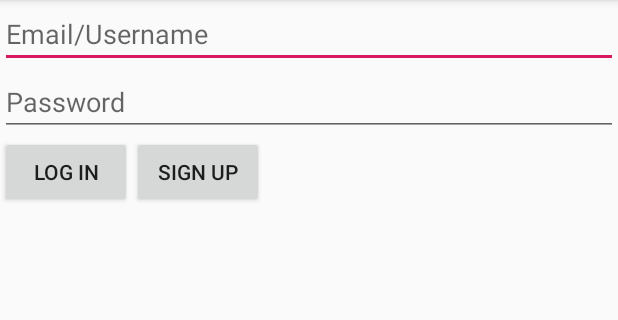
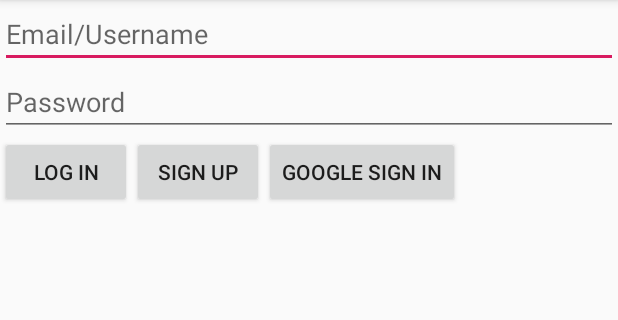
Before and after one commit to yy2881/InClassAssignment10__YuY, an Android app: the screen it shows after launch (Login), on a phone screen of 412 x 824 dp, the part 84-404 px from its top. Run offline under Robolectric (Android 15) with nearby library versions, the phone set to English and light mode, and no system bars; our stand-ins replace Firebase (no records; nobody signed in at launch, a user with empty details on screens opened directly).

Commit message:
Update activity_login.xml

```diff
--- a/app/src/main/res/layout/activity_login.xml
+++ b/app/src/main/res/layout/activity_login.xml
@@ -8,8 +8,8 @@
     android:orientation="vertical">
 
     <EditText
-    android:layout_width="match_parent"
-    android:layout_height="wrap_content"
+        android:layout_width="match_parent"
+        android:layout_height="wrap_content"
         android:hint="Email/Username"
         android:id="@+id/email_edittext"/>
 
@@ -35,6 +35,12 @@
             android:layout_height="wrap_content"
             android:text="sign up"
             android:onClick="signUp"/>
+
+        <Button
+            android:layout_width="wrap_content"
+            android:layout_height="wrap_content"
+            android:text="google sign in"
+            android:onClick="google_signIn"/>
     </LinearLayout>
 
 
```
